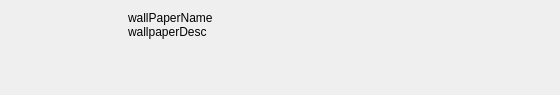
The window that kde/kaptan/src/gui/wallpaperuiitem.ui (pars-linux/uludag) describes before a commit, drawn with Qt 5.
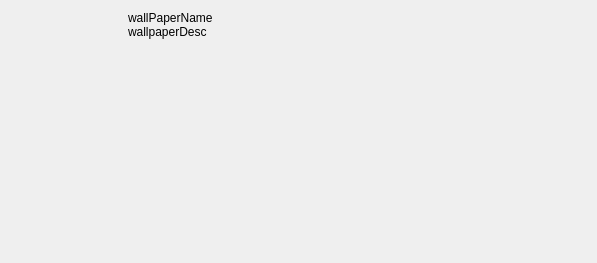
The same window after the commit. Icons and pictures are not drawn.

Patch:
```diff
--- a/kde/kaptan/src/gui/wallpaperuiitem.ui
+++ b/kde/kaptan/src/gui/wallpaperuiitem.ui
@@ -1,12 +1,12 @@
 <ui version="4.0" >
  <class>ServiceItemWidget</class>
- <widget class="QWidget" name="ServiceItemWidget" >
-  <property name="geometry" >
+ <widget class="QWidget" name="ServiceItemWidget">
+  <property name="geometry">
    <rect>
     <x>0</x>
     <y>0</y>
-    <width>560</width>
-    <height>95</height>
+    <width>597</width>
+    <height>263</height>
    </rect>
   </property>
   <property name="minimumSize" >
```
Left out of the diff: 59 changed lines with no effect on the pictures.
